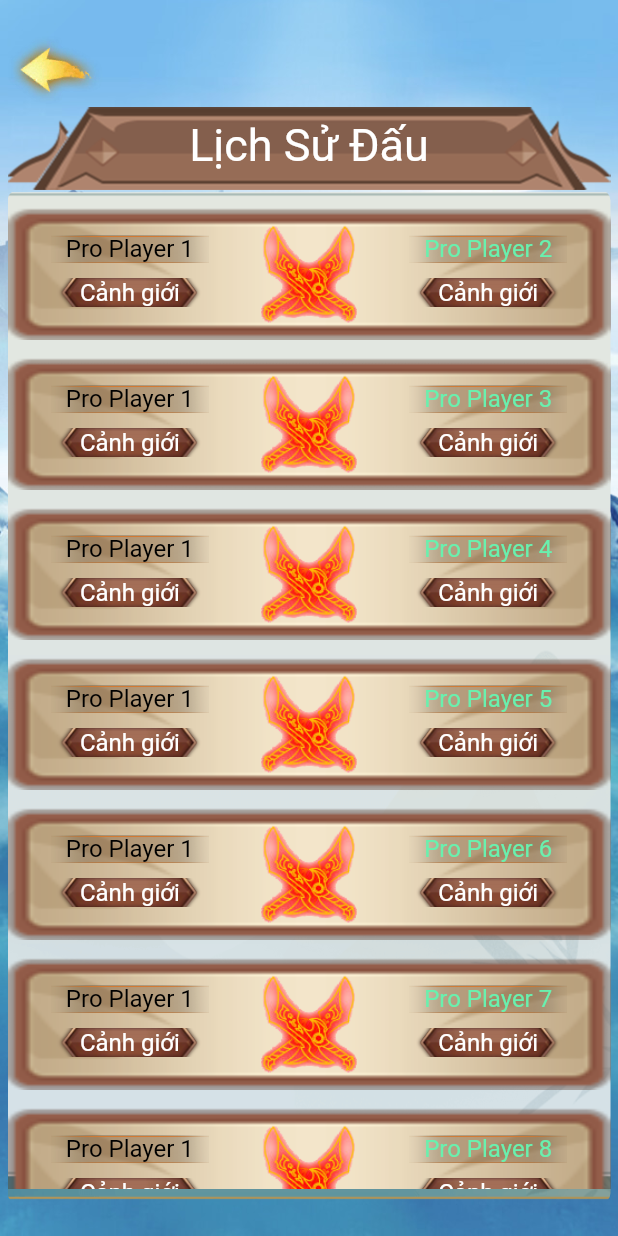
After one commit to VoHoaiLinh2001/DaThu, a Flutter app: the lichsudau screen opened directly, on a phone screen of 412 x 824 dp. The commit adds this screen. Run offline on Flutter 3.47's test engine with Material 2 defaults, Android fonts, the phone set to English and light mode, and no system bars.

Commit message:
lich_su_dau.dart

```diff
--- /dev/null
+++ b/lib/components/lich_su_frame.dart
@@ -0,0 +1,88 @@
+import 'package:flutter/material.dart';
+import 'package:mauflutter/models/thong_tin_lich_su.dart';
+
+class lich_su_frame extends StatefulWidget {
+  lich_su_frame({super.key, required this.info_history});
+  final Info_history info_history;
+  @override
+  State<lich_su_frame> createState() => _lich_su_frame_State();
+}
+
+class _lich_su_frame_State extends State<lich_su_frame> {
+  @override
+  Widget build(BuildContext context) {
+    return Container(
+        height: 100,
+        decoration: BoxDecoration(
+            image: const DecorationImage(
+          image: AssetImage('asset/dituo22.png'),
+          fit: BoxFit.fill,
+        )),
+        child: Row(children: [
+          Expanded(
+            child: Row(mainAxisAlignment: MainAxisAlignment.center, children: [
+              Column(children: [
+                Container(
+                    margin: EdgeInsets.fromLTRB(0, 30, 0, 0),
+                    padding: EdgeInsets.fromLTRB(10, 0, 10, 0),
+                    decoration: const BoxDecoration(
+                      image: DecorationImage(
+                          image: AssetImage("asset/jiuguan4b.png"),
+                          fit: BoxFit.fill),
+                    ),
+                    child: Text(widget.info_history.name_1,
+                        textAlign: TextAlign.center,
+                        style: TextStyle(fontSize: 16, color: Colors.black))),
+                Container(
+                    margin: EdgeInsets.fromLTRB(0, 10, 0, 0),
+                    padding: EdgeInsets.fromLTRB(15, 0, 15, 0),
+                    decoration: const BoxDecoration(
+                      image: DecorationImage(
+                          image:
+                              AssetImage("asset/huanpi_gongyong_anniu_0.png"),
+                          fit: BoxFit.cover),
+                    ),
+                    child: Text(widget.info_history.current_ranking_1,
+                        textAlign: TextAlign.center,
+                        style: TextStyle(fontSize: 16, color: Colors.white))),
+              ])
+            ]),
+          ),
+          Container(
+            padding: EdgeInsets.only(top: 12),
+            height: 90,
+            child: Image.asset(widget.info_history.sword_image),
+          ),
+          Expanded(
+            child: Row(mainAxisAlignment: MainAxisAlignment.center, children: [
+              Column(children: [
+                Container(
+                    margin: EdgeInsets.fromLTRB(0, 30, 0, 0),
+                    padding: EdgeInsets.fromLTRB(10, 0, 10, 0),
+                    decoration: const BoxDecoration(
+                      image: DecorationImage(
+                          image: AssetImage("asset/jiuguan4b.png"),
+                          fit: BoxFit.fill),
+                    ),
+                    child: Text(widget.info_history.name_2,
+                        textAlign: TextAlign.center,
+                        style: TextStyle(
+                            fontSize: 16, color: Colors.greenAccent))),
+                Container(
+                    margin: EdgeInsets.fromLTRB(0, 10, 0, 0),
+                    padding: EdgeInsets.fromLTRB(15, 0, 15, 0),
+                    decoration: const BoxDecoration(
+                      image: DecorationImage(
+                          image:
+                              AssetImage("asset/huanpi_gongyong_anniu_0.png"),
+                          fit: BoxFit.cover),
+                    ),
+                    child: Text(widget.info_history.current_ranking_2,
+                        textAlign: TextAlign.center,
+                        style: TextStyle(fontSize: 16, color: Colors.white))),
+              ])
+            ]),
+          ),
+        ]));
+  }
+}
--- a/lib/main.dart
+++ b/lib/main.dart
@@ -8,14 +8,17 @@ import 'package:flutter/src/services/system_chrome.dart';
 import 'package:mauflutter/views/dauxephang.dart';
 import 'package:mauflutter/views/ketthuc.dart';
 import 'package:mauflutter/views/khung.dart';
+import 'package:mauflutter/views/lich_su_dau.dart';
 import 'package:mauflutter/views/phan_hang.dart';
 import 'package:mauflutter/views/timdoithu.dart';
 import 'package:mauflutter/views/trangchu.dart';
 import 'package:mauflutter/views/trong_tran.dart';
-import 'package:mauflutter/models/db_context.dart';
+import 'package:mauflutter/models/db_context_rank.dart';
+import 'package:mauflutter/models/db_context_history.dart';
 
 void main() {
-  db_context.createData();
+  db_context_rank.createData();
+  db_context_history.createData();
   WidgetsFlutterBinding.ensureInitialized();
 
   runApp(const MyApp());
--- /dev/null
+++ b/lib/models/db_context_history.dart
@@ -0,0 +1,115 @@
+import 'thong_tin_lich_su.dart';
+
+class db_context_history {
+  static List<Info_history> items = List.filled(
+    0,
+    Info_history(
+      name_1: '',
+      current_ranking_1: '',
+      name_2: '',
+      current_ranking_2: '',
+      sword_image: '',
+    ),
+    growable: true,
+  );
+  static void createData() {
+    items.add(Info_history(
+      name_1: 'Pro Player 1',
+      current_ranking_1: 'Cảnh giới',
+      name_2: 'Pro Player 2',
+      current_ranking_2: 'Cảnh giới',
+      sword_image: 'asset/kiem.png',
+    ));
+    items.add(Info_history(
+      name_1: 'Pro Player 1',
+      current_ranking_1: 'Cảnh giới',
+      name_2: 'Pro Player 3',
+      current_ranking_2: 'Cảnh giới',
+      sword_image: 'asset/kiem.png',
+    ));
+    items.add(Info_history(
+      name_1: 'Pro Player 1',
+      current_ranking_1: 'Cảnh giới',
+      name_2: 'Pro Player 4',
+      current_ranking_2: 'Cảnh giới',
+      sword_image: 'asset/kiem.png',
+    ));
+    items.add(Info_history(
+      name_1: 'Pro Player 1',
+      current_ranking_1: 'Cảnh giới',
+      name_2: 'Pro Player 5',
+      current_ranking_2: 'Cảnh giới',
+      sword_image: 'asset/kiem.png',
+    ));
+    items.add(Info_history(
+      name_1: 'Pro Player 1',
+      current_ranking_1: 'Cảnh giới',
+      name_2: 'Pro Player 6',
+      current_ranking_2: 'Cảnh giới',
+      sword_image: 'asset/kiem.png',
+    ));
+    items.add(Info_history(
+      name_1: 'Pro Player 1',
+      current_ranking_1: 'Cảnh giới',
+      name_2: 'Pro Player 7',
+      current_ranking_2: 'Cảnh giới',
+      sword_image: 'asset/kiem.png',
+    ));
+    items.add(Info_history(
+      name_1: 'Pro Player 1',
+      current_ranking_1: 'Cảnh giới',
+      name_2: 'Pro Player 8',
+      current_ranking_2: 'Cảnh giới',
+      sword_image: 'asset/kiem.png',
+    ));
+    items.add(Info_history(
+      name_1: 'Pro Player 1',
+      current_ranking_1: 'Cảnh giới',
+      name_2: 'Pro Player 9',
+      current_ranking_2: 'Cảnh giới',
+      sword_image: 'asset/kiem.png',
+    ));
+    items.add(Info_history(
+      name_1: 'Pro Player 1',
+      current_ranking_1: 'Cảnh giới',
+      name_2: 'Pro Player 10',
+      current_ranking_2: 'Cảnh giới',
+      sword_image: 'asset/kiem.png',
+    ));
+    items.add(Info_history(
+      name_1: 'Pro Player 1',
+      current_ranking_1: 'Cảnh giới',
+      name_2: 'Pro Player 11',
+      current_ranking_2: 'Cảnh giới',
+      sword_image: 'asset/kiem.png',
+    ));
+    items.add(Info_history(
+      name_1: 'Pro Player 1',
+      current_ranking_1: 'Cảnh giới',
+      name_2: 'Pro Player 12',
+      current_ranking_2: 'Cảnh giới',
+      sword_image: 'asset/kiem.png',
+    ));
+    items.add(Info_history(
+      name_1: 'Pro Player 1',
+      current_ranking_1: 'Cảnh giới',
+      name_2: 'Pro Player 13',
+      current_ranking_2: 'Cảnh giới',
+      sword_image: 'asset/kiem.png',
+    ));
+    items.add(Info_history(
+      name_1: 'Pro Player 1',
+      current_ranking_1: 'Cảnh giới',
+      name_2: 'Pro Player 14',
+      current_ranking_2: 'Cảnh giới',
+      sword_image: 'asset/kiem.png',
+    ));
+    items.add(Info_history(
+      name_1: 'Pro Player 1',
+      current_ranking_1: 'Cảnh giới',
+      name_2: 'Pro Player 15',
+      current_ranking_2: 'Cảnh giới',
+      sword_image: 'asset/kiem.png',
+    ));
+  }
+}
--- a/lib/models/db_context.dart
+++ b/lib/models/db_context_rank.dart
@@ -1,6 +1,6 @@
 import 'thong_tin_hang.dart';
 
-class db_context {
+class db_context_rank {
   static List<Info> items = List.filled(
     0,
     Info(
--- /dev/null
+++ b/lib/models/thong_tin_lich_su.dart
@@ -0,0 +1,16 @@
+import 'package:flutter/material.dart';
+
+class Info_history {
+  Info_history(
+      {required this.name_1,
+      required this.name_2,
+      required this.current_ranking_1,
+      required this.current_ranking_2,
+      required this.sword_image});
+
+  final String name_1;
+  final String name_2;
+  final String current_ranking_1;
+  final String current_ranking_2;
+  final String sword_image;
+}
--- /dev/null
+++ b/lib/views/lich_su_dau.dart
@@ -0,0 +1,93 @@
+import 'package:flutter/material.dart';
+import 'package:mauflutter/models/db_context_history.dart';
+import 'package:mauflutter/components/lich_su_frame.dart';
+import 'package:mauflutter/views/trangchu.dart';
+
+class lichsudau extends StatefulWidget {
+  const lichsudau({super.key});
+
+  @override
+  State<lichsudau> createState() => _lichsudauState();
+}
+
+class _lichsudauState extends State<lichsudau> {
+  @override
+  Widget build(BuildContext context) {
+    return Scaffold(
+      body: Container(
+        padding: EdgeInsets.all(5),
+        decoration: const BoxDecoration(
+          image: DecorationImage(
+              image: AssetImage("asset/bg_shen.jpg"), fit: BoxFit.cover),
+        ),
+        child: Column(
+          mainAxisAlignment: MainAxisAlignment.spaceAround,
+          children: [
+            Column(children: [
+              Row(
+                children: [
+                  Container(
+                    height: 50,
+                    decoration: BoxDecoration(
+                        image: DecorationImage(
+                            image: AssetImage('asset/back.png'))),
+                    child: TextButton(
+                      child: const Text(''),
+                      onPressed: () {
+                        Navigator.push(
+                          context,
+                          MaterialPageRoute(
+                            builder: ((context) => const trangchu()),
+                          ),
+                        );
+                      },
+                    ),
+                  ),
+                ],
+              ),
+              Container(
+                  child: Stack(children: <Widget>[
+                Image(
+                    width: MediaQuery.of(context).size.width,
+                    height: 55,
+                    image: AssetImage('asset/sdk_notice_title_bg.png'),
+                    fit: BoxFit.fill),
+                Container(
+                    margin: EdgeInsets.only(top: 8),
+                    child: Row(
+                        mainAxisAlignment: MainAxisAlignment.center,
+                        children: [
+                          Text('Lịch Sử Đấu',
+                              style:
+                                  TextStyle(fontSize: 30, color: Colors.white))
+                        ]))
+              ])),
+              Column(children: [
+                Container(
+                    padding: EdgeInsets.only(bottom: 10),
+                    decoration: const BoxDecoration(
+                        image: DecorationImage(
+                            image: AssetImage("asset/bg_mianban_big2.png"),
+                            fit: BoxFit.cover),
+                        borderRadius: BorderRadius.all(Radius.circular(7))),
+                    height: MediaQuery.of(context).size.height * 0.82,
+                    child: Column(children: [
+                      Expanded(
+                        child: ListView.builder(
+                          itemCount: db_context_history.items.length,
+                          itemBuilder: (context, index) {
+                            return lich_su_frame(
+                              info_history: db_context_history.items[index],
+                            );
+                          },
+                        ),
+                      )
+                    ]))
+              ])
+            ]),
+          ],
+        ),
+      ),
+    );
+  }
+}
--- a/lib/views/phan_hang.dart
+++ b/lib/views/phan_hang.dart
@@ -1,5 +1,5 @@
 import 'package:flutter/material.dart';
-import 'package:mauflutter/models/db_context.dart';
+import 'package:mauflutter/models/db_context_rank.dart';
 import 'package:mauflutter/components/info_frame.dart';
 
 class phanhang extends StatefulWidget {
@@ -135,12 +135,11 @@ class _phanhangState extends State<phanhang> {
                         children: [
                           Text('Bảng xếp hạng',
                               style:
-                                  TextStyle(fontSize: 18, fontFamily: 'MyFont'))
+                                  TextStyle(fontSize: 30, color: Colors.white))
                         ]))
               ])),
               Column(children: [
                 Container(
-                    //shouchonglibao_anniu.png
                     decoration: const BoxDecoration(
                         image: DecorationImage(
                             image: AssetImage("asset/bg_mianban_big2.png"),
@@ -198,10 +197,10 @@ class _phanhangState extends State<phanhang> {
                       ]),
                       Expanded(
                         child: ListView.builder(
-                          itemCount: db_context.items.length,
+                          itemCount: db_context_rank.items.length,
                           itemBuilder: (context, index) {
                             return Info_rank_frame(
-                              info: db_context.items[index],
+                              info: db_context_rank.items[index],
                             );
                           },
                         ),
--- a/lib/views/trangchu.dart
+++ b/lib/views/trangchu.dart
@@ -4,6 +4,7 @@ import 'package:mauflutter/views/coming_soon.dart';
 // ignore: unused_import
 import 'package:mauflutter/views/info.dart';
 import 'package:mauflutter/views/ketthuc.dart';
+import 'package:mauflutter/views/lich_su_dau.dart';
 import 'package:mauflutter/views/phan_hang.dart';
 import 'package:mauflutter/views/shop.dart';
 import 'package:mauflutter/views/trong_tran.dart';
@@ -568,10 +569,17 @@ class _trangchuState extends State<trangchu> {
                           Container(
                             child: IconButton(
                               icon: Image.asset('asset/icon_op42.png'),
-                              onPressed: () {},
+                              onPressed: () {
+                                Navigator.push(
+                                  context,
+                                  MaterialPageRoute(
+                                    builder: ((context) => const lichsudau()),
+                                  ),
+                                );
+                              },
                             ),
                           ),
-                          Text('Trang chủ'),
+                          Text('Lịch sử đấu'),
                         ],
                       ),
                     ),
```
